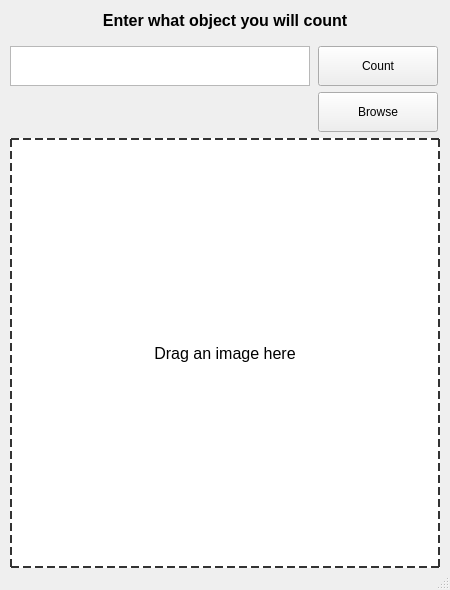
Old version of the form design.ui in the repository Abdullah-Masto/Object_Counter.
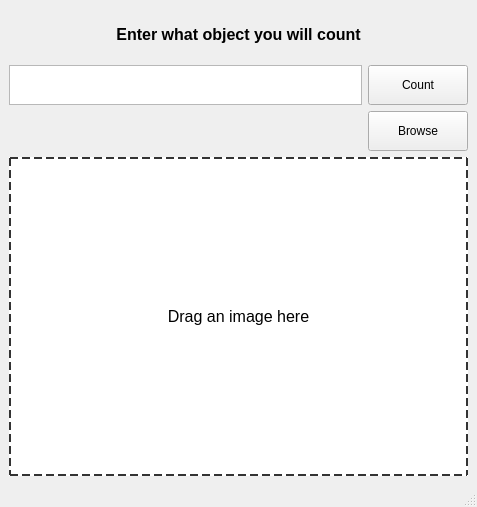
New version of the form.

Commit message: make the window resizable

The edit to the form file:
```diff
--- a/design.ui
+++ b/design.ui
@@ -6,20 +6,20 @@
    <rect>
     <x>0</x>
     <y>0</y>
-    <width>450</width>
-    <height>590</height>
+    <width>477</width>
+    <height>507</height>
    </rect>
   </property>
   <property name="minimumSize">
    <size>
-    <width>450</width>
-    <height>590</height>
+    <width>200</width>
+    <height>200</height>
    </size>
   </property>
   <property name="maximumSize">
    <size>
-    <width>450</width>
-    <height>590</height>
+    <width>5000</width>
+    <height>5000</height>
    </size>
   </property>
   <property name="acceptDrops">
@@ -29,28 +29,21 @@
    <string>MainWindow</string>
   </property>
   <widget class="QWidget" name="centralwidget">
-   <widget class="QWidget" name="gridLayoutWidget">
-    <property name="geometry">
-     <rect>
-      <x>10</x>
-      <y>0</y>
-      <width>432</width>
-      <height>570</height>
-     </rect>
-    </property>
+   <layout class="QGridLayout" name="gridLayout_2">
+    <item row="0" column="0">
     <layout class="QGridLayout" name="gridLayout">
      <item row="1" column="1">
       <widget class="QPushButton" name="countBtn">
        <property name="minimumSize">
         <size>
-         <width>120</width>
-         <height>40</height>
+          <width>100</width>
+          <height>30</height>
         </size>
        </property>
        <property name="maximumSize">
         <size>
-         <width>120</width>
-         <height>40</height>
+          <width>500</width>
+          <height>300</height>
         </size>
        </property>
        <property name="text">
@@ -62,14 +55,14 @@
       <widget class="QLabel" name="titleLabel">
        <property name="minimumSize">
         <size>
-         <width>430</width>
-         <height>40</height>
+          <width>200</width>
+          <height>30</height>
         </size>
        </property>
        <property name="maximumSize">
         <size>
-         <width>430</width>
-         <height>40</height>
+          <width>5000</width>
+          <height>50</height>
         </size>
        </property>
        <property name="font">
@@ -91,14 +84,14 @@
       <widget class="QPushButton" name="browseBtn">
        <property name="minimumSize">
         <size>
-         <width>120</width>
-         <height>40</height>
+          <width>100</width>
+          <height>30</height>
         </size>
        </property>
        <property name="maximumSize">
         <size>
-         <width>120</width>
-         <height>40</height>
+          <width>500</width>
+          <height>300</height>
         </size>
        </property>
        <property name="text">
@@ -110,13 +103,13 @@
       <widget class="QLabel" name="numObjectsLabel">
        <property name="minimumSize">
         <size>
-         <width>300</width>
+          <width>130</width>
          <height>40</height>
         </size>
        </property>
        <property name="maximumSize">
         <size>
-         <width>300</width>
+          <width>5000</width>
          <height>40</height>
         </size>
        </property>
@@ -137,14 +130,14 @@
       <widget class="QLabel" name="imgLabel">
        <property name="minimumSize">
         <size>
-         <width>430</width>
+          <width>200</width>
          <height>0</height>
         </size>
        </property>
        <property name="maximumSize">
         <size>
-         <width>430</width>
-         <height>430</height>
+          <width>5000</width>
+          <height>5000</height>
         </size>
        </property>
        <property name="font">
@@ -177,13 +170,13 @@
       <widget class="QTextEdit" name="oNameText">
        <property name="minimumSize">
         <size>
-         <width>300</width>
+          <width>130</width>
          <height>40</height>
         </size>
        </property>
        <property name="maximumSize">
         <size>
-         <width>300</width>
+          <width>5000</width>
          <height>40</height>
         </size>
        </property>
@@ -195,7 +188,8 @@
       </widget>
      </item>
     </layout>
-   </widget>
+    </item>
+   </layout>
   </widget>
   <widget class="QStatusBar" name="statusbar"/>
  </widget>
```
Lines whose indentation alone changed are shown as unchanged. The commit also changes 2 other files.
